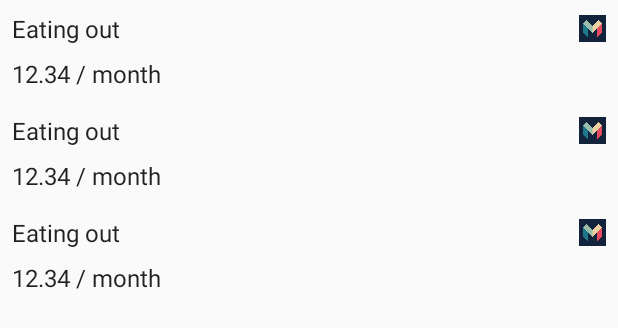
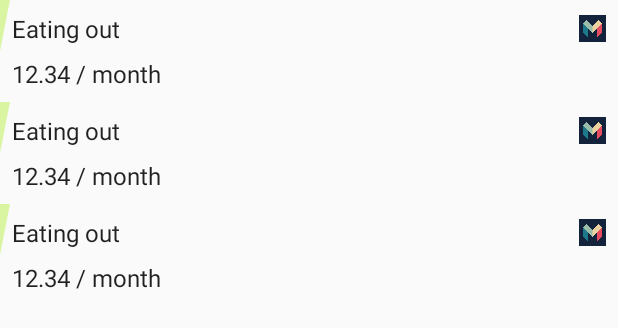
Before and after one commit to gaborbiro/canibuyit, an Android app: the layout fragment_spending_list.xml on its own in the app's theme, with its tools: preview values and no code run, on a phone screen of 412 x 824 dp. Shown: the top 328 px of the screen. Run offline under Robolectric (Android 15) with nearby library versions, the phone set to English and light mode, and no system bars.

Commit message:
Added progress bars for targets

```diff
--- a/app_canibuythat/src/main/java/com/gb/canibuythat/repository/MonzoRepository.kt
+++ b/app_canibuythat/src/main/java/com/gb/canibuythat/repository/MonzoRepository.kt
@@ -7,6 +7,7 @@ import com.gb.canibuythat.model.Account
 import com.gb.canibuythat.model.Spending
 import com.gb.canibuythat.model.Login
 import io.reactivex.Single
+import org.threeten.bp.ZonedDateTime
 import javax.inject.Inject
 
 class MonzoRepository @Inject
@@ -35,6 +36,7 @@ constructor(private val monzoApi: MonzoApi, private val mapper: MonzoMapper) : B
     }
 
     fun getSpendings(accountId: String): Single<List<Spending>> {
+//        val sixMonthsAgo: ZonedDateTime = ZonedDateTime.now().minusMonths(6)
         return monzoApi.transactions(accountId)
                 .map(mapper::mapToTransactions)
                 .map {
--- /dev/null
+++ b/app_canibuythat/src/main/java/com/gb/canibuythat/ui/ProgressRelativeLayout.kt
@@ -0,0 +1,49 @@
+package com.gb.canibuythat.ui
+
+import android.content.Context
+import android.graphics.Canvas
+import android.graphics.Paint
+import android.graphics.Path
+import android.support.v4.content.ContextCompat
+import android.util.AttributeSet
+import android.widget.RelativeLayout
+import com.gb.canibuythat.R
+
+class ProgressRelativeLayout @JvmOverloads constructor(context: Context,
+                                                       attrs: AttributeSet? = null,
+                                                       defStyleAttr: Int = 0) : RelativeLayout(context, attrs, defStyleAttr) {
+    var progress: Float = 0.0f
+        set(value) {
+            if (value > 1) {
+                field = 1f
+            } else {
+                field = value
+            }
+            if (value > 0.9) {
+                paint.color = ContextCompat.getColor(context, R.color.spending_list_item_spend_high)
+            } else if (value > 0.75) {
+                paint.color = ContextCompat.getColor(context, R.color.spending_list_item_spend_medium)
+            } else {
+                paint.color = ContextCompat.getColor(context, R.color.spending_list_item_spend_low)
+            }
+            invalidate()
+        }
+
+    val paint: Paint = Paint()
+    val path = Path()
+
+    init {
+        paint.color = ContextCompat.getColor(context, R.color.spending_list_item_spend_low)
+        paint.style = Paint.Style.FILL
+    }
+
+    override fun onDraw(canvas: Canvas) {
+        super.onDraw(canvas)
+        path.reset()
+        path.moveTo(0f, 0f)
+        path.lineTo(width.toFloat() * progress + 10, 0f)
+        path.lineTo(width.toFloat() * progress - 10, height.toFloat())
+        path.lineTo(0f, height.toFloat())
+        canvas.drawPath(path, paint)
+    }
+}
--- a/app_canibuythat/src/main/java/com/gb/canibuythat/ui/adapter/SpendingViewHolder.kt
+++ b/app_canibuythat/src/main/java/com/gb/canibuythat/ui/adapter/SpendingViewHolder.kt
@@ -6,12 +6,14 @@ import android.widget.ImageView
 import android.widget.TextView
 import com.gb.canibuythat.R
 import com.gb.canibuythat.model.Spending
+import com.gb.canibuythat.ui.ProgressRelativeLayout
 
 class SpendingViewHolder(itemView: View) : RecyclerView.ViewHolder(itemView) {
 
     val nameView: TextView = itemView.findViewById(R.id.name) as TextView
     val iconView: ImageView = itemView.findViewById(R.id.icon) as ImageView
     val detailView: TextView = itemView.findViewById(R.id.details) as TextView
+    val progressView: ProgressRelativeLayout = itemView.findViewById(R.id.progress) as ProgressRelativeLayout
 
     fun bind(spending: Spending) {
         val context = nameView.context
@@ -39,5 +41,9 @@ class SpendingViewHolder(itemView: View) : RecyclerView.ViewHolder(itemView) {
         } else {
             iconView.visibility = View.GONE
         }
+        if (spending.spent != null && spending.target != null) {
+            val progress: Float = (Math.abs(spending.spent!!) / spending.target!!).toFloat()
+            progressView.progress = progress
+        }
     }
 }
--- a/app_canibuythat/src/main/res/layout/list_item_spending.xml
+++ b/app_canibuythat/src/main/res/layout/list_item_spending.xml
@@ -1,15 +1,17 @@
-<LinearLayout
+<com.gb.canibuythat.ui.ProgressRelativeLayout
     xmlns:android="http://schemas.android.com/apk/res/android"
     xmlns:tools="http://schemas.android.com/tools"
     android:background="?android:attr/selectableItemBackground"
+    android:id="@+id/progress"
     android:layout_height="wrap_content"
     android:layout_width="match_parent"
-    android:orientation="vertical"
-    android:padding="@dimen/padding">
+    android:orientation="vertical">
 
     <RelativeLayout
+        android:id="@+id/icon_and_name"
         android:layout_height="wrap_content"
-        android:layout_width="match_parent">
+        android:layout_width="match_parent"
+        android:padding="@dimen/padding">
 
         <ImageView
             android:id="@+id/icon"
@@ -35,8 +37,11 @@
     <TextView
         style="?android:attr/textAppearanceListItemSmall"
         android:id="@+id/details"
+        android:layout_below="@id/icon_and_name"
         android:layout_height="wrap_content"
-        android:layout_marginTop="@dimen/padding"
+        android:layout_marginBottom="@dimen/padding"
+        android:layout_marginLeft="@dimen/padding"
+        android:layout_marginRight="@dimen/padding"
         android:layout_width="wrap_content"
         tools:text="12.34 / month"/>
-</LinearLayout>
+</com.gb.canibuythat.ui.ProgressRelativeLayout>
--- /dev/null
+++ b/app_canibuythat/src/main/res/values/colors.xml
@@ -0,0 +1,21 @@
+<?xml version="1.0" encoding="utf-8"?>
+<resources>
+    <color name="spending_list_item_spend_low">@color/lime50</color>
+    <color name="spending_list_item_spend_medium">@color/lemoncheesecake</color>
+    <color name="spending_list_item_spend_high">@color/pimiento</color>
+
+    <color name="lime">#b5ea44</color>
+    <color name="lime75">#c7f073</color>
+    <color name="lime50">#daf5a2</color>
+    <color name="lime25">#ecfad0</color>
+
+    <color name="lemoncheesecake">#ffe500</color>
+    <color name="lemoncheesecake75">#ffeb3f</color>
+    <color name="lemoncheesecake50">#fff27f</color>
+    <color name="lemoncheesecake25">#fff8bf</color>
+
+    <color name="pimiento">#ff3d3d</color>
+    <color name="pimiento75">#ff6d6d</color>
+    <color name="pimiento50">#ff9e9e</color>
+    <color name="pimiento25">#ffcece</color>
+</resources>
```
Also changed, not shown: app_canibuythat/src/main/res/values/strings.xml (+4 -4 lines).
